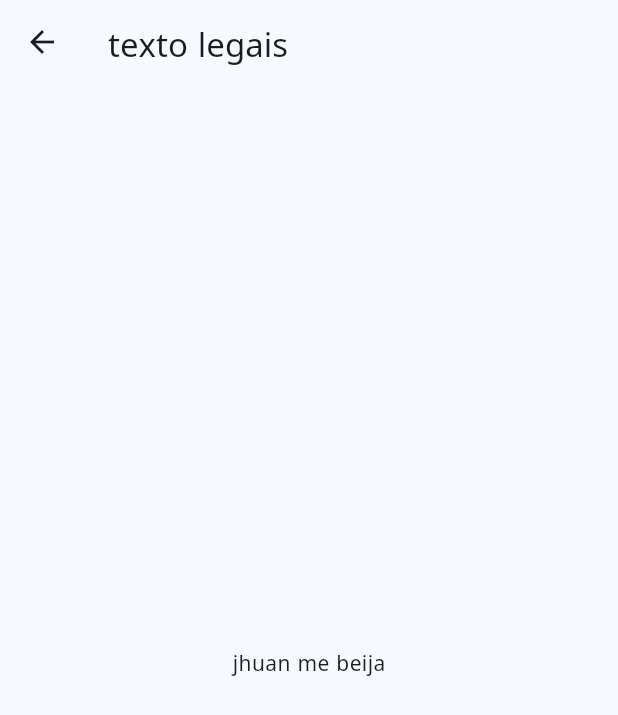
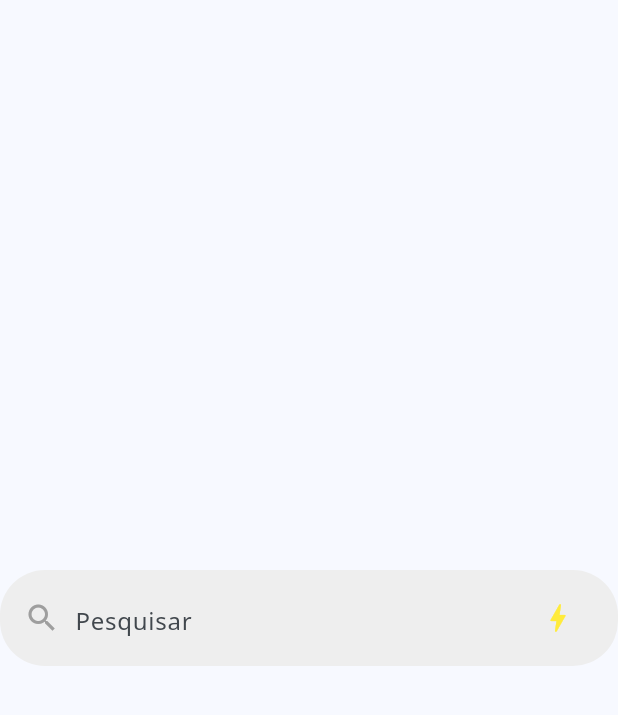
Before and after one commit to Viniciusulpicio/aplicacao_flutter_str, a Flutter app: the screen it shows after launch, after a tap on "Entrar", on a phone screen of 412 x 824 dp. Shown: the top 715 px of the screen. Run offline on Flutter 3.47's test engine with Material 3 defaults, Android fonts, the phone set to English and light mode, and no system bars; our stand-ins replace another_flutter_splash_screen.

```diff
--- a/lib/pages/home.dart
+++ b/lib/pages/home.dart
@@ -11,11 +11,34 @@ class _HomeState extends State<Home> {
   @override
   Widget build(BuildContext context) {
     return Scaffold(
-      appBar: AppBar(
-        title: const Text("texto legais"), // Definindo o título do AppBar
-      ),
-      body: const Center(
-        child: Text("jhuan me beija"), // Exemplo de conteúdo
+      body: Center(
+        child: Container(
+          padding: EdgeInsets.symmetric(horizontal: 16, vertical: 8), // Margens internas
+          decoration: BoxDecoration(
+            color: Colors.grey[200], // Cor de fundo da barra de pesquisa
+            borderRadius: BorderRadius.circular(30), // Borda arredondada
+          ),
+          child: Row(
+            children: [
+              Icon(Icons.search, color: Colors.grey), // Ícone da lupa
+              SizedBox(width: 10), // Espaçamento entre o ícone e o campo de texto
+              Expanded(
+                child: TextField(
+                  decoration: InputDecoration(
+                    hintText: 'Pesquisar', // Placeholder do campo de pesquisa
+                    border: InputBorder.none, // Remove a borda padrão
+                  ),
+                ),
+              ),
+              IconButton(
+                icon: Icon(Icons.bolt, color: Colors.yellow), // Ícone de raio
+                onPressed: () {
+                  // Ação do botão de raio
+                },
+              ),
+            ],
+          ),
+        ),
       ),
     );
   }
--- a/lib/pages/login.dart
+++ b/lib/pages/login.dart
@@ -13,11 +13,9 @@ class _LoginState extends State<Login> {
   final _formKey = GlobalKey<FormState>();
   bool _showPassword = false;
 
-
   @override
   Widget build(BuildContext context) {
-    return MaterialApp(
-      home: Scaffold(
+    return Scaffold(
       backgroundColor: const Color.fromARGB(255, 20, 31, 40),
       appBar: const PreferredSize(
         preferredSize: Size.fromHeight(200.0), // Define a altura desejada
@@ -26,7 +24,6 @@ class _LoginState extends State<Login> {
         ),
       ),
       body: Align(
-          // alignment: Alignment.bottomCenter,
         child: Container(
           padding: const EdgeInsets.all(16.0), // padding interno
           margin: const EdgeInsets.all(8.0), // margin externa
@@ -38,73 +35,65 @@ class _LoginState extends State<Login> {
           child: Form(
             key: _formKey,
             child: Column(
-                // crossAxisAlignment: CrossAxisAlignment.start,
-                // mainAxisAlignment: MainAxisAlignment.center,
               children: [
                 TextFormField(
                   autofocus: true,
                   decoration: const InputDecoration(
-                      icon: Icon(Icons.mail_rounded,
-                          color: Colors.white), // Cor do ícone
+                    icon: Icon(Icons.mail_rounded, color: Colors.white),
                     hintText: "Informe o e-mail: ",
-                      hintStyle: TextStyle(
-                          color: Colors.white), // Cor do texto do hint
+                    hintStyle: TextStyle(color: Colors.white),
                     focusedBorder: OutlineInputBorder(
-                        borderSide: BorderSide(
-                            color: Colors.white), // Cor da borda focada
+                      borderSide: BorderSide(color: Colors.white),
                     ),
                   ),
                   validator: (String? email) {
-                      if(email == "" || email == null){
+                    if (email == "" || email == null) {
                       return "Preencha o email";
                     }
-                      if(email.length < 6){
+                    if (email.length < 6) {
                       return "O email não preenche os requisitos";
                     }
-                      if(!email.contains("@")){
-                        return"O email é invalido";
+                    if (!email.contains("@")) {
+                      return "O email é invalido";
                     }
-
                     return null;
                   },
-                    style: const TextStyle(
-                        color: Colors.white), // Cor do texto digitado
+                  style: const TextStyle(color: Colors.white),
                 ),
                 const SizedBox(height: 4),
                 TextFormField(
-                    autofocus: false,
-                    obscureText: _showPassword == false ? true : false,
-                    decoration:  InputDecoration(
+                  obscureText: !_showPassword,
+                  decoration: InputDecoration(
                     icon: const Icon(Icons.password, color: Colors.white),
-                      suffixIcon: GestureDetector(child: Icon(
-                        _showPassword == false ? Icons.visibility_off
-                        :Icons.visibility,
-                       color: Colors.white),
-                      onTap: (){
+                    suffixIcon: GestureDetector(
+                      child: Icon(
+                        _showPassword
+                            ? Icons.visibility
+                            : Icons.visibility_off,
+                        color: Colors.white,
+                      ),
+                      onTap: () {
                         setState(() {
                           _showPassword = !_showPassword;
                         });
-                      },),
-
+                      },
+                    ),
                     hintText: "Informe a senha: ",
-                      hintStyle: const TextStyle(
-                          color: Colors.white), // Cor do texto do hint
+                    hintStyle: const TextStyle(color: Colors.white),
                     focusedBorder: const OutlineInputBorder(
-                        borderSide: BorderSide(
-                            color: Colors.white), // Cor da borda focada
+                      borderSide: BorderSide(color: Colors.white),
                     ),
                   ),
-                    style: const TextStyle(
-                        color: Colors.white), // Cor do texto digitado
+                  style: const TextStyle(color: Colors.white),
                 ),
-                  const SizedBox(height: 16), // Espaçamento
-                  Center(
-                    child: GestureDetector(
+                const SizedBox(height: 16),
+                GestureDetector(
                   onTap: () {
-                        Navigator.pushNamed(context, '/home'); // Navegação para a rota de cadastro
+                    Navigator.pushReplacementNamed(context, '/home');
                   },
                   child: Container(
-                        padding: const EdgeInsets.symmetric(vertical: 12.0, horizontal: 40.0), // Tamanho do botão
+                    padding: const EdgeInsets.symmetric(
+                        vertical: 12.0, horizontal: 40.0),
                     decoration: BoxDecoration(
                       gradient: const LinearGradient(
                         begin: Alignment.topCenter,
@@ -114,45 +103,35 @@ class _LoginState extends State<Login> {
                           MyColors.azulBottomGradiente,
                         ],
                       ),
-                          borderRadius: BorderRadius.circular(10.0), // Borda arredondada
+                      borderRadius: BorderRadius.circular(10.0),
                     ),
                     child: const Text(
                       "Entrar",
                       style: TextStyle(
                         fontWeight: FontWeight.bold,
                         fontSize: 18,
-                            color: Colors.white, // Cor do texto
-                            backgroundColor: Colors.transparent, // Removido para evitar sobreposição com o gradiente
+                        color: Colors.white,
                       ),
                     ),
                   ),
                 ),
+                const SizedBox(height: 16),
+                const Divider(color: Colors.white),
+                const Text(
+                  "Ainda não tem cadastro?",
+                  style: TextStyle(color: Colors.white),
                 ),
-
-
-                  const SizedBox(height: 16),
-                  const Divider(color: Colors.white), // Linha divisória
-                  const Text(
-                    "Ainda não tem cadastro ?",
-                    style: TextStyle(
-                      color: Colors.white, // Cor do texto
-                    ),
-                  ),
-
                 GestureDetector(
                   child: const Text(
                     "Me cadastrar",
-                    style: TextStyle(fontWeight: FontWeight.bold,
+                    style: TextStyle(
+                        fontWeight: FontWeight.bold,
                         fontSize: 18,
-                        backgroundColor: Color.fromARGB(255, 20, 31, 40),
-                        color: Colors.white, // Cor do texto
+                        color: Colors.white),
                   ),
+                  onTap: () => Navigator.pushNamed(context, '/cadastro'),
                 ),
-                  onTap: () => {Navigator.pushNamed(context, '/cadastro')}),
-
-
               ],
-              ),
             ),
           ),
         ),
@@ -160,12 +139,11 @@ class _LoginState extends State<Login> {
     );
   }
 
-  buttonEnterClick(){
-    if (_formKey.currentState!.validate()){
+  buttonEnterClick() {
+    if (_formKey.currentState!.validate()) {
       print("form ok");
-    }
+    } else {
       print("form erro");
     }
-
-
   }
+}
--- a/pubspec.yaml
+++ b/pubspec.yaml
@@ -36,7 +36,8 @@ dependencies:
   # Use with the CupertinoIcons class for iOS style icons.
   cupertino_icons: ^1.0.8
   another_flutter_splash_screen: ^1.2.1
-
+  firebase_core: ^3.6.0
+  cloud_firestore: ^5.4.4
 
 dev_dependencies:
   flutter_test:
```
Also changed, not shown: assets/image/home_img/Stardew Valley 2.png (added), assets/image/home_img/acao.png (added), assets/image/home_img/casual.png (added), assets/image/home_img/lego star wars 2.png (added), assets/image/home_img/life is strange.png (added), assets/image/home_img/luta.png (added), assets/image/home_img/red dead.png (added), assets/image/home_img/rpg.png (added), assets/image/home_img/simulação.png (added), assets/image/home_img/terror.png (added), lib/pages/splash.dart (line endings or trailing spaces), pubspec.lock. Lines whose indentation alone changed are shown as unchanged.
